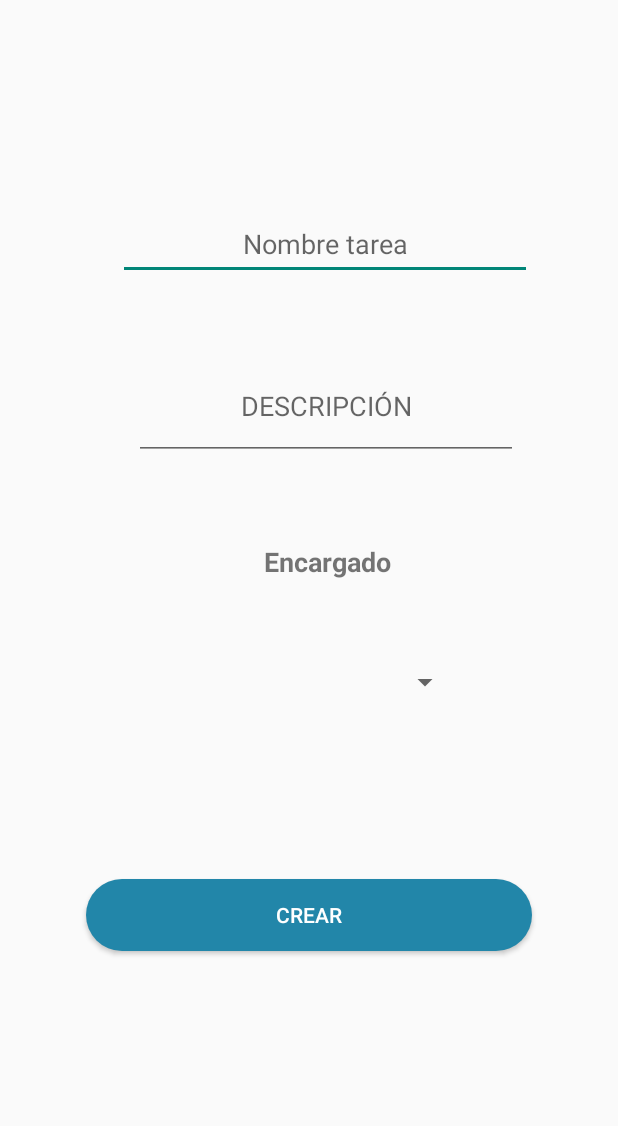
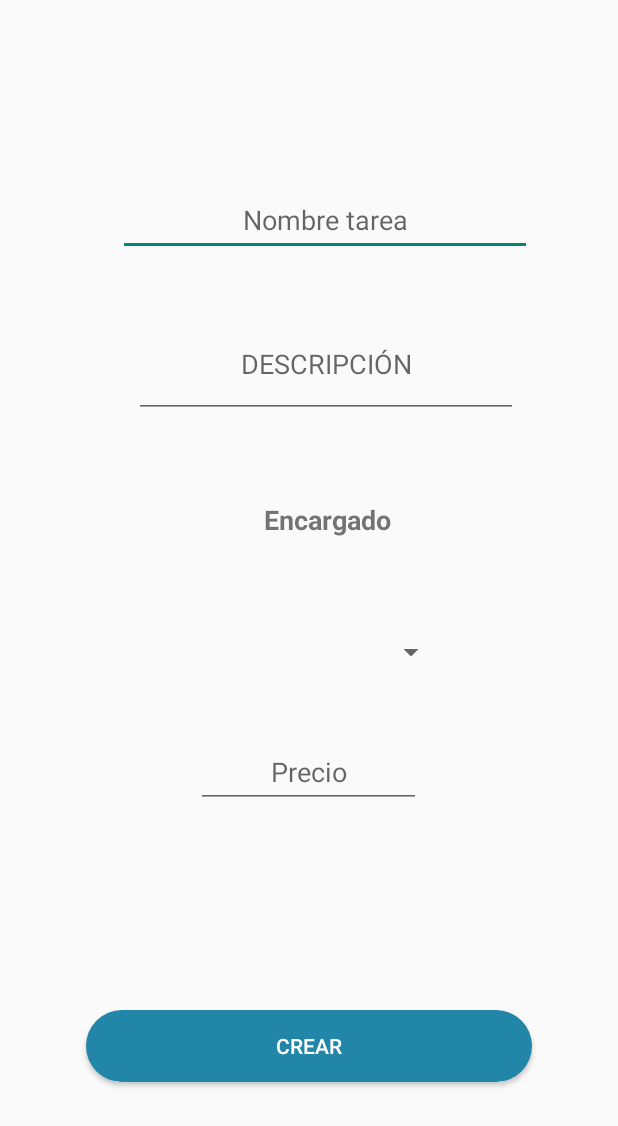
Before and after one commit to andreszior/WeMee7, an Android app: the layout fragment_tarea.xml on its own in the app's theme, with its tools: preview values and no code run, on a phone screen of 412 x 824 dp. Shown: the top 1126 px of the screen. Run offline under Robolectric (Android 15) with nearby library versions, the phone set to English and light mode, and no system bars.

```diff
--- a/app/src/main/java/com/example/weMee7/activities/ReunionActivity.java
+++ b/app/src/main/java/com/example/weMee7/activities/ReunionActivity.java
@@ -49,6 +49,8 @@ public class ReunionActivity extends _SuperActivity {
 
     List<Tarea> tareas;
 
+    Reunion reunion;
+
 
 
     @Override
@@ -84,7 +86,7 @@ public class ReunionActivity extends _SuperActivity {
                 if (task.isSuccessful()) {
                     DocumentSnapshot document = task.getResult();
                     if (document.exists()) {
-                        Reunion reunion = document.toObject(Reunion.class);
+                        reunion = document.toObject(Reunion.class);
                         cargarDetallesReunion(reunion);
 
                         // Ahora tienes el objeto Reunion y puedes usar sus datos
--- a/app/src/main/java/com/example/weMee7/model/dao/TareaDAO.java
+++ b/app/src/main/java/com/example/weMee7/model/dao/TareaDAO.java
@@ -1,6 +1,7 @@
 package com.example.weMee7.model.dao;
 
 import com.example.weMee7.model.entities.Tarea;
+import com.example.weMee7.model.entities._SuperEntity;
 
 /**
  * Acceso a datos de la coleccion 'tareas'
--- a/app/src/main/res/layout/fragment_tarea.xml
+++ b/app/src/main/res/layout/fragment_tarea.xml
@@ -33,7 +33,7 @@
         android:id="@+id/editTextTaskTitle"
         android:layout_width="276dp"
         android:layout_height="48dp"
-        android:layout_marginTop="56dp"
+        android:layout_marginTop="40dp"
         android:gravity="center"
         android:hint="@string/add_hint_nombre_tarea"
         android:inputType="text"
@@ -46,7 +46,7 @@
         android:id="@+id/editTextTaskDescription"
         android:layout_width="256dp"
         android:layout_height="72dp"
-        android:layout_marginTop="48dp"
+        android:layout_marginTop="36dp"
         android:gravity="center"
         android:hint="@string/add_descripciontitle"
         android:inputType="textMultiLine"
@@ -70,15 +70,30 @@
         app:layout_constraintStart_toStartOf="@+id/guidelineTareaLeft"
         app:layout_constraintTop_toBottomOf="@+id/editTextTaskDescription" />
 
+
     <Spinner
         android:id="@+id/SpinnerTarea"
         android:layout_width="183dp"
         android:layout_height="48dp"
-        android:layout_marginTop="40dp"
+        android:layout_marginTop="48dp"
         app:layout_constraintEnd_toStartOf="@+id/guidelineTareaDerecha"
-        app:layout_constraintHorizontal_bias="0.568"
         app:layout_constraintStart_toStartOf="@+id/guidelineTareaLeft"
         app:layout_constraintTop_toBottomOf="@+id/editTextAssignee" />
+
+    <EditText
+        android:id="@+id/editTextPrecioTarea"
+        android:layout_width="150dp"
+        android:layout_height="48dp"
+        android:layout_marginTop="32dp"
+        android:gravity="center"
+
+        android:hint="Precio"
+        app:layout_constraintBottom_toTopOf="@+id/buttonCreateTask"
+        app:layout_constraintEnd_toStartOf="@+id/guidelineTareaDerecha"
+        app:layout_constraintHorizontal_bias="0.497"
+        app:layout_constraintStart_toStartOf="@+id/guidelineTareaLeft"
+        app:layout_constraintTop_toBottomOf="@+id/SpinnerTarea"
+        app:layout_constraintVertical_bias="0.0" />
 
     <Button
         android:id="@+id/buttonCreateTask"
@@ -91,9 +106,7 @@
         android:textColor="@color/white"
         app:layout_constraintBottom_toTopOf="@+id/guidelineTareaBot"
         app:layout_constraintEnd_toStartOf="@+id/guidelineTareaDerecha"
-        app:layout_constraintStart_toStartOf="@+id/guidelineTareaLeft"
-        app:layout_constraintTop_toBottomOf="@+id/SpinnerTarea"
-        app:layout_constraintVertical_bias="0.553" />
+        app:layout_constraintStart_toStartOf="@+id/guidelineTareaLeft" />
 
     <androidx.constraintlayout.widget.Guideline
         android:id="@+id/guidelineTareaTop"
```
Also changed, not shown: app/src/main/java/com/example/weMee7/activities/TareaFragment.java (+51 -52 lines), app/src/main/res/layout/activity_reunion_detalle.xml (+14 -5 lines).
